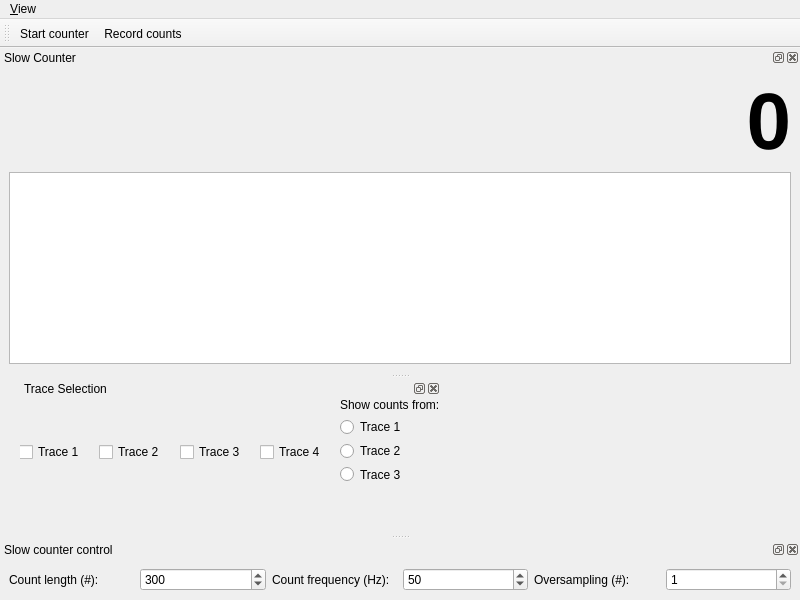
pi3Stuttgart/qudi, file gui/counter/ui_slow_counter.ui: the form before one commit.
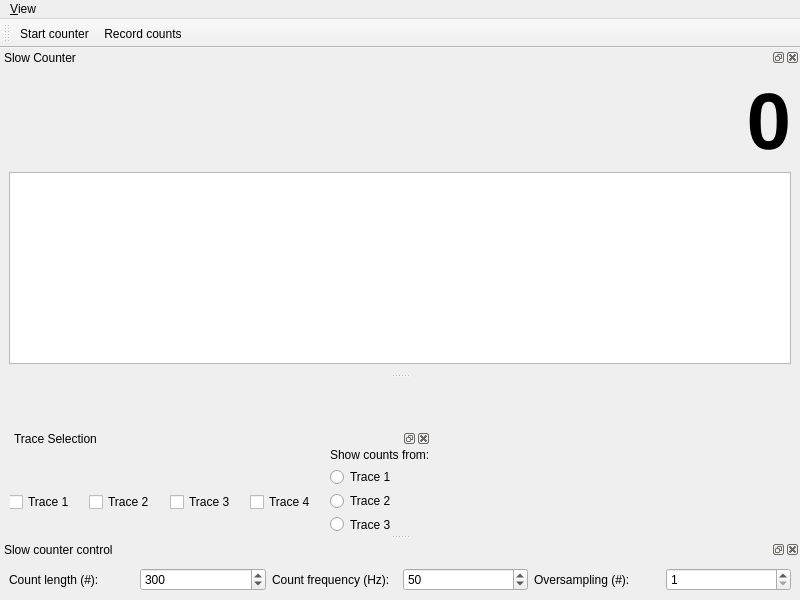
The form after the commit. Icons and pictures are not drawn. Custom widgets are drawn as their Qt base class.

```diff
--- a/gui/counter/ui_slow_counter.ui
+++ b/gui/counter/ui_slow_counter.ui
@@ -17,8 +17,8 @@
    <widget class="QDockWidget" name="trace_selection_DockWidget">
     <property name="geometry">
      <rect>
-      <x>20</x>
-      <y>0</y>
+      <x>10</x>
+      <y>50</y>
       <width>421</width>
       <height>109</height>
      </rect>
```
Left out of the diff: 5 changed lines with no effect on the pictures.
